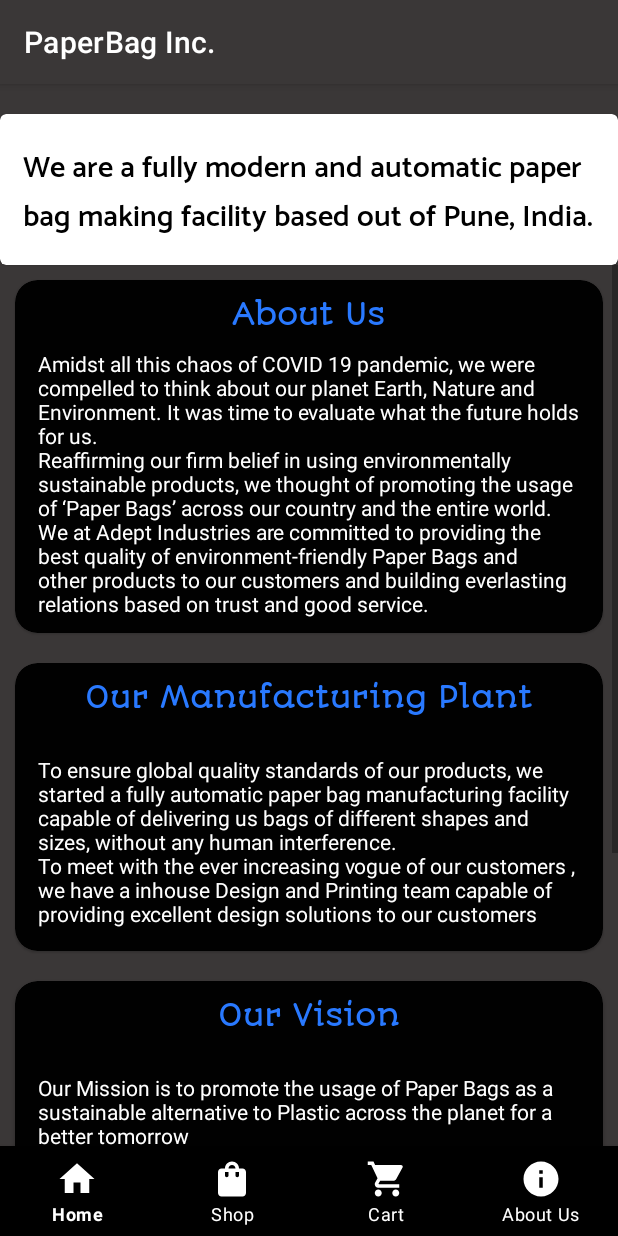
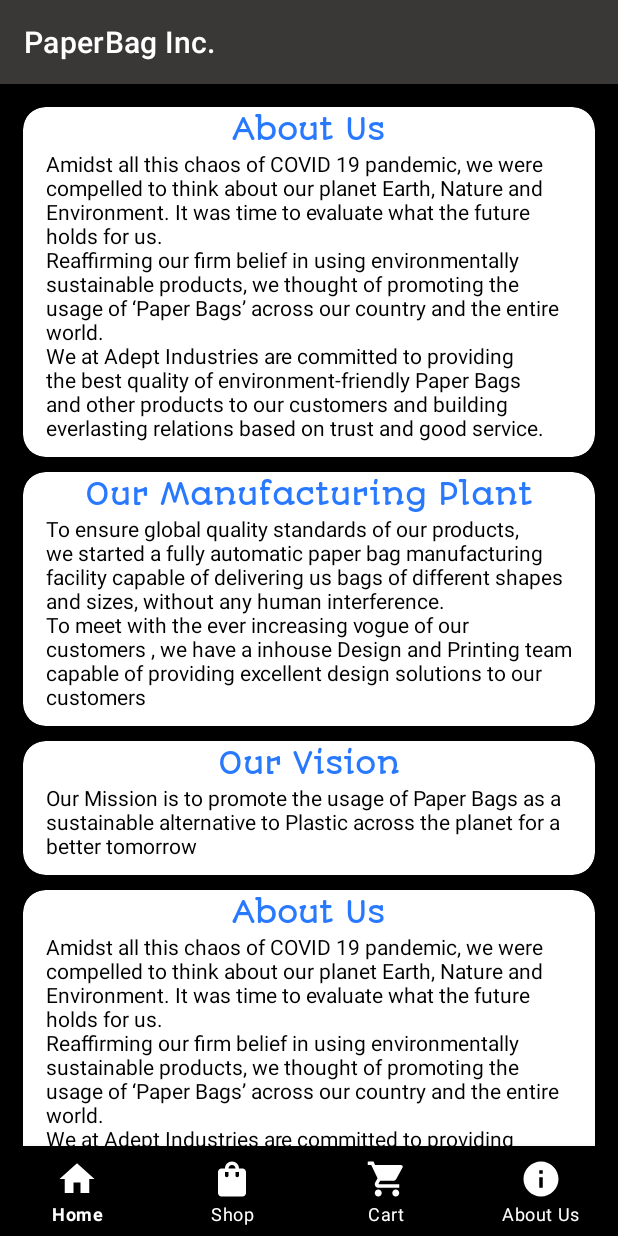
Before and after one commit to buzz-ht53/AdeptEcom, an Android app: the screen it shows after launch once a user with an empty profile is signed in (MainActivityBtm), item 4 of the bottom bar chosen, on a phone screen of 412 x 824 dp. Run offline under Robolectric (Android 15) with nearby library versions, the phone set to English and light mode, and no system bars; our stand-ins replace Firebase (no records; nobody signed in at launch, a user with empty details on screens opened directly).

Commit message:
# About Us UI changes

```diff
--- a/app/src/main/res/layout/fragment_about.xml
+++ b/app/src/main/res/layout/fragment_about.xml
@@ -4,7 +4,7 @@
     android:layout_width="match_parent"
     android:layout_height="match_parent"
     xmlns:app="http://schemas.android.com/apk/res-auto"
-    android:background="@color/purple_500"
+
     tools:context=".Fragments.FragmentAbout"
     tools:ignore="MissingDefaultResource">
 
@@ -12,25 +12,9 @@
     <LinearLayout
         android:layout_width="match_parent"
         android:layout_height="match_parent"
+        android:backgroundTint="@color/black"
+        android:background="@color/black"
         android:orientation="vertical">
-
-
-        <com.google.android.material.card.MaterialCardView
-            android:layout_width="match_parent"
-            android:layout_height="wrap_content"
-            android:layout_marginTop="20dp">
-
-            <TextView
-                android:layout_width="match_parent"
-                android:layout_height="wrap_content"
-                android:textSize="20sp"
-                android:layout_margin="15dp"
-                android:fontFamily="@font/catamaran_semibold"
-                android:text="We are a fully modern and automatic paper bag making facility based out of Pune, India."
-                android:textColor="@color/black" />
-
-
-        </com.google.android.material.card.MaterialCardView>
 
 
         <ScrollView
@@ -47,10 +31,13 @@
                 <com.google.android.material.card.MaterialCardView
                     android:layout_width="match_parent"
                     android:layout_height="wrap_content"
-                    android:layout_margin="10dp"
+                    android:layout_marginStart="15dp"
+                    android:layout_marginEnd="15dp"
+                    android:layout_marginTop="15dp"
+                    android:layout_marginBottom="10dp"
                     android:padding="5dp"
                     app:cardCornerRadius="15dp"
-                    android:backgroundTint="#010101">
+                    android:backgroundTint="@color/white">
 
                     <LinearLayout
                         android:layout_width="match_parent"
@@ -65,7 +52,7 @@
                             android:layout_gravity="center"
                             android:fontFamily="@font/autour_one"
                             style="@style/TextAppearance.AppCompat.Title"
-                            android:layout_margin="10dp" />
+                            android:layout_marginTop="2dp" />
 
                         <TextView
                             android:layout_width="match_parent"
@@ -76,7 +63,7 @@
                             android:text="Amidst all this chaos of COVID 19 pandemic, we were compelled to think about our planet Earth, Nature and Environment. It was time to evaluate what the future holds for us.
 \nReaffirming our firm belief in using environmentally sustainable products, we thought of promoting the usage of ‘Paper Bags’ across our country and the entire world.
 \nWe at Adept Industries are committed to providing the best quality of environment-friendly Paper Bags and other products to our customers and building everlasting relations based on trust and good service."
-                            android:textColor="@color/white" />
+                            android:textColor="@color/black" />
                     </LinearLayout>
 
 
@@ -85,10 +72,12 @@
                 <com.google.android.material.card.MaterialCardView
                     android:layout_width="match_parent"
                     android:layout_height="wrap_content"
-                    android:layout_margin="10dp"
+                    android:layout_marginStart="15dp"
+                    android:layout_marginEnd="15dp"
+                    android:layout_marginBottom="10dp"
                     android:padding="5dp"
                     app:cardCornerRadius="15dp"
-                    android:backgroundTint="#010101">
+                    android:backgroundTint="@color/white">
 
                     <LinearLayout
                         android:layout_width="match_parent"
@@ -103,16 +92,18 @@
                             android:layout_gravity="center"
                             android:fontFamily="@font/autour_one"
                             style="@style/TextAppearance.AppCompat.Title"
-                            android:layout_margin="10dp" />
+                            android:layout_marginTop="2dp" />
 
                         <TextView
                             android:layout_width="match_parent"
                             android:layout_height="wrap_content"
-                            android:layout_margin="15dp"
+                            android:layout_marginLeft="15dp"
+                            android:layout_marginRight="15dp"
+                            android:layout_marginBottom="10dp"
                             android:text="To ensure global quality standards of our products, we started a fully automatic paper bag manufacturing facility capable of delivering us bags of different shapes and sizes, without any human interference.
 
 \nTo meet with the ever increasing vogue of our customers , we have a inhouse Design and Printing team capable of providing excellent design solutions to our customers"
-                            android:textColor="@color/white" />
+                            android:textColor="@color/black" />
                     </LinearLayout>
 
 
@@ -121,10 +112,12 @@
                 <com.google.android.material.card.MaterialCardView
                     android:layout_width="match_parent"
                     android:layout_height="wrap_content"
-                    android:layout_margin="10dp"
+                    android:layout_marginStart="15dp"
+                    android:layout_marginEnd="15dp"
+                    android:layout_marginBottom="10dp"
                     android:padding="5dp"
                     app:cardCornerRadius="15dp"
-                    android:backgroundTint="#010101">
+                    android:backgroundTint="@color/white">
 
                     <LinearLayout
                         android:layout_width="match_parent"
@@ -139,14 +132,16 @@
                             android:layout_gravity="center"
                             android:fontFamily="@font/autour_one"
                             style="@style/TextAppearance.AppCompat.Title"
-                            android:layout_margin="10dp" />
+                            android:layout_marginTop="2dp" />
 
                         <TextView
                             android:layout_width="match_parent"
                             android:layout_height="wrap_content"
-                            android:layout_margin="15dp"
+                            android:layout_marginLeft="15dp"
+                            android:layout_marginRight="15dp"
+                            android:layout_marginBottom="10dp"
                             android:text="Our Mission is to promote the usage of Paper Bags as a sustainable alternative to Plastic across the planet for a better tomorrow"
-                            android:textColor="@color/white" />
+                            android:textColor="@color/black" />
                     </LinearLayout>
 
 
@@ -155,10 +150,12 @@
                 <com.google.android.material.card.MaterialCardView
                     android:layout_width="match_parent"
                     android:layout_height="wrap_content"
-                    android:layout_margin="10dp"
+                    android:layout_marginStart="15dp"
+                    android:layout_marginEnd="15dp"
+                    android:layout_marginBottom="10dp"
                     android:padding="5dp"
                     app:cardCornerRadius="15dp"
-                    android:backgroundTint="#010101">
+                    android:backgroundTint="@color/white">
 
                     <LinearLayout
                         android:layout_width="match_parent"
@@ -173,16 +170,18 @@
                             android:layout_gravity="center"
                             android:fontFamily="@font/autour_one"
                             style="@style/TextAppearance.AppCompat.Title"
-                            android:layout_margin="10dp" />
+                            android:layout_marginTop="2dp" />
 
                         <TextView
                             android:layout_width="match_parent"
                             android:layout_height="wrap_content"
-                            android:layout_margin="10dp"
+                            android:layout_marginLeft="15dp"
+                            android:layout_marginRight="15dp"
+                            android:layout_marginBottom="10dp"
                             android:text="Amidst all this chaos of COVID 19 pandemic, we were compelled to think about our planet Earth, Nature and Environment. It was time to evaluate what the future holds for us.
 \nReaffirming our firm belief in using environmentally sustainable products, we thought of promoting the usage of ‘Paper Bags’ across our country and the entire world.
 \nWe at Adept Industries are committed to providing the best quality of environment-friendly Paper Bags and other products to our customers and building everlasting relations based on trust and good service."
-                            android:textColor="@color/white" />
+                            android:textColor="@color/black" />
                     </LinearLayout>
 
 
```
